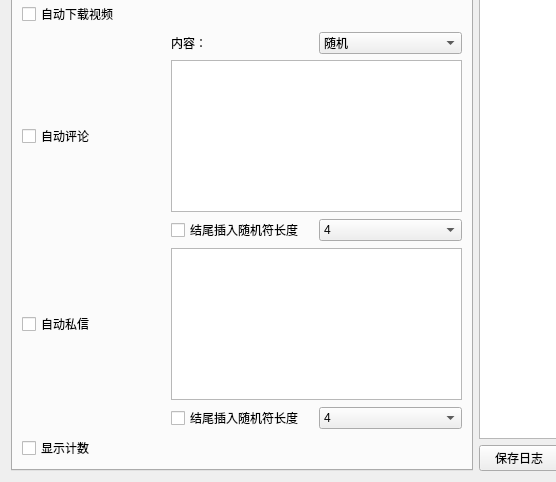
Old version of the form main.ui in the repository craftor/douyin_master; both pictures show x 0 to 556 and y 222 to 704 of the 906 by 704 pixel window.
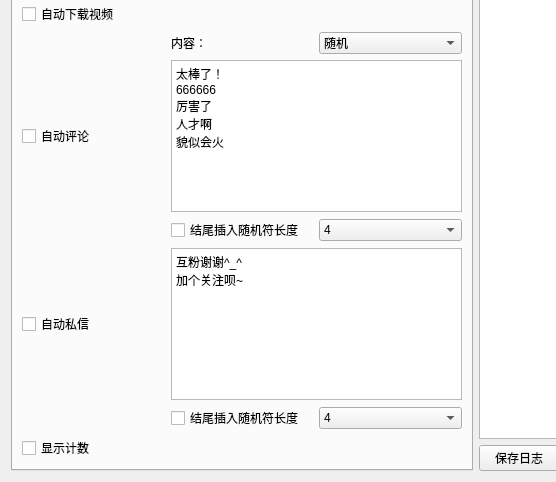
New version of the form. The open tabs and pages were chosen to show the change. Icons and pictures are not drawn.

Diff of the .ui file:
```diff
--- a/main.ui
+++ b/main.ui
@@ -398,7 +398,19 @@
           </widget>
          </item>
          <item row="13" column="2" colspan="2">
-          <widget class="QTextEdit" name="textEdit_Comment"/>
+          <widget class="QTextEdit" name="textEdit_Comment">
+           <property name="html">
+            <string>&lt;!DOCTYPE HTML PUBLIC &quot;-//W3C//DTD HTML 4.0//EN&quot; &quot;http://www.w3.org/TR/REC-html40/strict.dtd&quot;&gt;
+&lt;html&gt;&lt;head&gt;&lt;meta name=&quot;qrichtext&quot; content=&quot;1&quot; /&gt;&lt;style type=&quot;text/css&quot;&gt;
+p, li { white-space: pre-wrap; }
+&lt;/style&gt;&lt;/head&gt;&lt;body style=&quot; font-family:'SimSun'; font-size:9pt; font-weight:400; font-style:normal;&quot;&gt;
+&lt;p style=&quot; margin-top:0px; margin-bottom:0px; margin-left:0px; margin-right:0px; -qt-block-indent:0; text-indent:0px;&quot;&gt;太棒了！&lt;/p&gt;
+&lt;p style=&quot; margin-top:0px; margin-bottom:0px; margin-left:0px; margin-right:0px; -qt-block-indent:0; text-indent:0px;&quot;&gt;666666&lt;/p&gt;
+&lt;p style=&quot; margin-top:0px; margin-bottom:0px; margin-left:0px; margin-right:0px; -qt-block-indent:0; text-indent:0px;&quot;&gt;厉害了&lt;/p&gt;
+&lt;p style=&quot; margin-top:0px; margin-bottom:0px; margin-left:0px; margin-right:0px; -qt-block-indent:0; text-indent:0px;&quot;&gt;人才啊&lt;/p&gt;
+&lt;p style=&quot; margin-top:0px; margin-bottom:0px; margin-left:0px; margin-right:0px; -qt-block-indent:0; text-indent:0px;&quot;&gt;貌似会火&lt;/p&gt;&lt;/body&gt;&lt;/html&gt;</string>
+           </property>
+          </widget>
          </item>
          <item row="12" column="3">
           <widget class="QComboBox" name="comboBox_CommentType">
@@ -422,7 +434,16 @@
           </widget>
          </item>
          <item row="16" column="2" colspan="2">
-          <widget class="QTextEdit" name="textEdit_Message"/>
+          <widget class="QTextEdit" name="textEdit_Message">
+           <property name="html">
+            <string>&lt;!DOCTYPE HTML PUBLIC &quot;-//W3C//DTD HTML 4.0//EN&quot; &quot;http://www.w3.org/TR/REC-html40/strict.dtd&quot;&gt;
+&lt;html&gt;&lt;head&gt;&lt;meta name=&quot;qrichtext&quot; content=&quot;1&quot; /&gt;&lt;style type=&quot;text/css&quot;&gt;
+p, li { white-space: pre-wrap; }
+&lt;/style&gt;&lt;/head&gt;&lt;body style=&quot; font-family:'SimSun'; font-size:9pt; font-weight:400; font-style:normal;&quot;&gt;
+&lt;p style=&quot; margin-top:0px; margin-bottom:0px; margin-left:0px; margin-right:0px; -qt-block-indent:0; text-indent:0px;&quot;&gt;互粉谢谢^_^&lt;/p&gt;
+&lt;p style=&quot; margin-top:0px; margin-bottom:0px; margin-left:0px; margin-right:0px; -qt-block-indent:0; text-indent:0px;&quot;&gt;加个关注呗~&lt;/p&gt;&lt;/body&gt;&lt;/html&gt;</string>
+           </property>
+          </widget>
          </item>
          <item row="17" column="2">
           <widget class="QCheckBox" name="checkBox_InsertStrAfterMessage">
```
Left out of the diff: 7 changed lines with no effect on the pictures.
